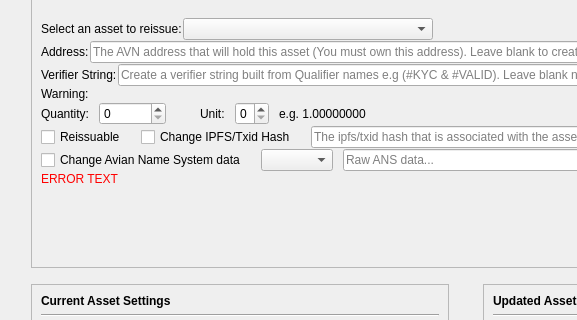
Above: src/qt/forms/reissueassetdialog.ui from Meowcoin-Foundation/Meowcoin before the change; both pictures show x 0 to 577 and y 233 to 553 of the 932 by 1051 pixel window. Below: the same form after it.
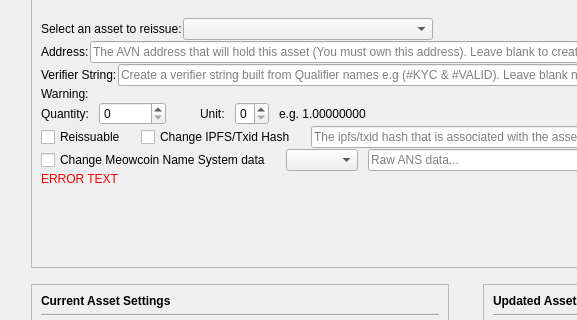
That is the form after the change. Custom widgets are drawn as their Qt base class.

```diff
--- a/src/qt/forms/reissueassetdialog.ui
+++ b/src/qt/forms/reissueassetdialog.ui
@@ -922,7 +922,7 @@
                  <enum>Qt::LeftToRight</enum>
                 </property>
                 <property name="text">
-                 <string>Change Avian Name System data</string>
+                 <string>Change Meowcoin Name System data</string>
                 </property>
                </widget>
               </item>
```
Left out of the diff: 4 changed lines with no effect on the pictures.
